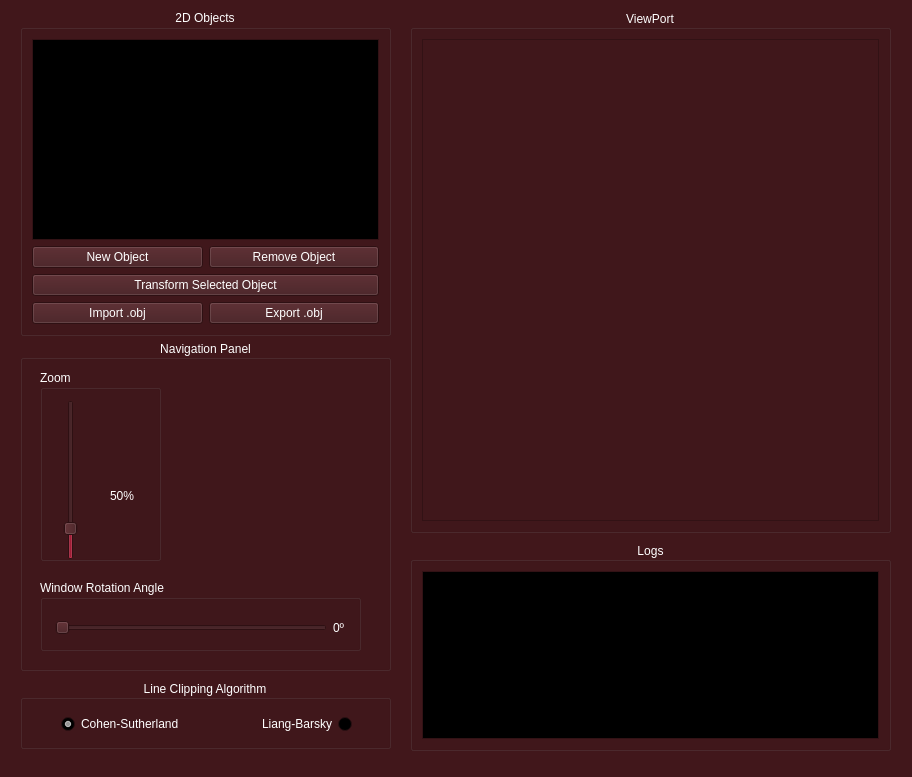
First picture: the form in SGI/view/screens/main.ui, repository JVSutter/Sistema-Grafico-Interativo, before the edit.
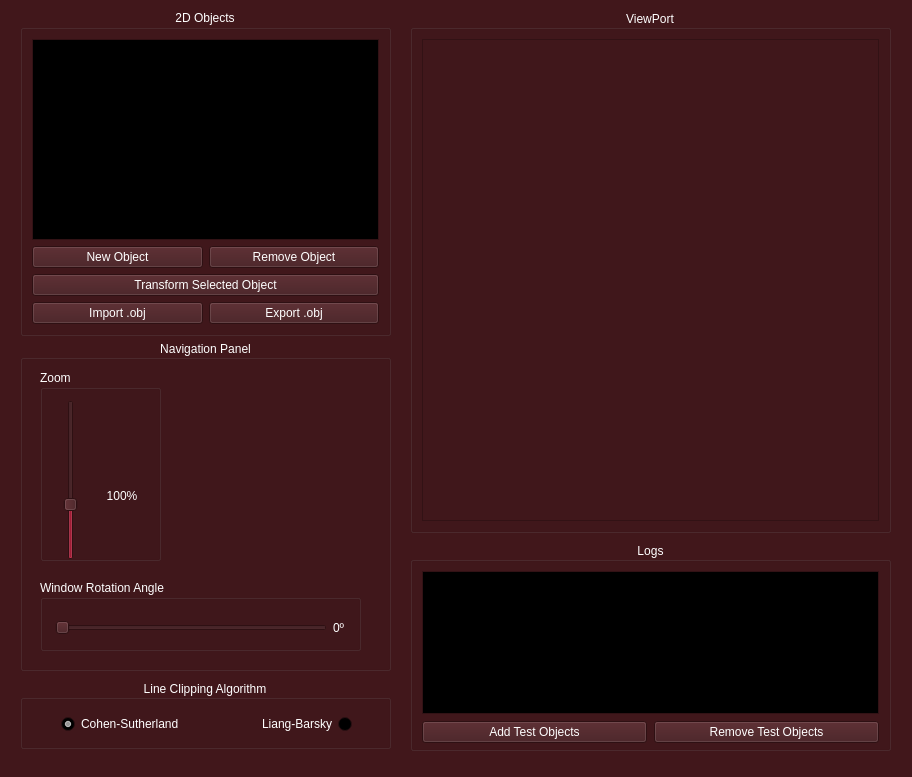
Second picture: the form after the edit. Icons and pictures are not drawn.

The edit to the form file:
```diff
--- a/SGI/view/screens/main.ui
+++ b/SGI/view/screens/main.ui
@@ -741,7 +741,7 @@
       <number>300</number>
      </property>
      <property name="value">
-      <number>50</number>
+      <number>100</number>
      </property>
      <property name="orientation">
       <enum>Qt::Orientation::Vertical</enum>
@@ -830,7 +830,7 @@
       <item>
        <widget class="QLabel" name="zoomLabel">
         <property name="text">
-         <string>50%</string>
+         <string>100%</string>
         </property>
         <property name="alignment">
          <set>Qt::AlignmentFlag::AlignCenter</set>
@@ -1072,6 +1072,14 @@
     <set>Qt::AlignmentFlag::AlignCenter</set>
    </property>
    <layout class="QHBoxLayout" name="horizontalLayout_2">
+    <property name="bottomMargin">
+     <number>5</number>
+    </property>
+    <item>
+     <layout class="QVBoxLayout" name="verticalLayout_3">
+      <property name="spacing">
+       <number>7</number>
+      </property>
     <item>
      <widget class="QListWidget" name="logsBox">
       <property name="palette">
@@ -1148,6 +1156,26 @@
        <bool>false</bool>
       </property>
      </widget>
+      </item>
+      <item>
+       <layout class="QHBoxLayout" name="horizontalLayout_8">
+        <item>
+         <widget class="QPushButton" name="addTestButton">
+          <property name="text">
+           <string>Add Test Objects</string>
+          </property>
+         </widget>
+        </item>
+        <item>
+         <widget class="QPushButton" name="removeTestButton">
+          <property name="text">
+           <string>Remove Test Objects</string>
+          </property>
+         </widget>
+        </item>
+       </layout>
+      </item>
+     </layout>
     </item>
    </layout>
   </widget>
```
Left out of the diff: 6 changed lines with no effect on the pictures. Lines whose indentation alone changed are shown as unchanged.
